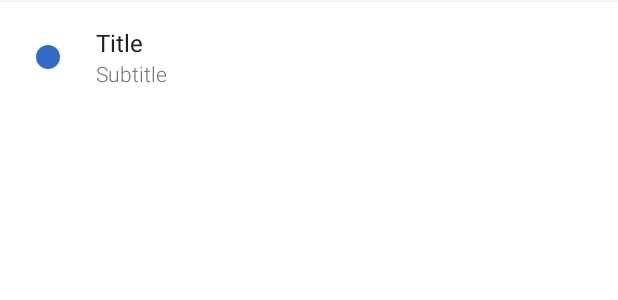
After one commit to tommasoberlose/focus-lite, an Android app: the layout mainlist_item.xml on its own in the app's theme, with its tools: preview values and no code run, on a phone screen of 412 x 824 dp. The commit adds this screen. Shown: the top 300 px of the screen. Run offline under Robolectric (Android 15) with nearby library versions, the phone set to English and light mode, and no system bars.

Commit message:
Cambiato colore icona hambuerger, iniziato a popolare l'adapter

```diff
--- a/FLite/app/src/main/res/layout/content_main_list.xml
+++ b/FLite/app/src/main/res/layout/content_main_list.xml
@@ -19,6 +19,7 @@
             android:layout_height="match_parent"
             android:layout_alignParentTop="true"
             android:layout_alignParentStart="true"
+            android:background="@color/background_material_light"
             app:layout_behavior="@string/appbar_scrolling_view_behavior"/>
     </android.support.v4.widget.SwipeRefreshLayout>
 </RelativeLayout>
--- /dev/null
+++ b/FLite/app/src/main/res/layout/mainlist_item.xml
@@ -0,0 +1,101 @@
+<?xml version="1.0" encoding="utf-8"?>
+<RelativeLayout xmlns:android="http://schemas.android.com/apk/res/android"
+    xmlns:app="http://schemas.android.com/apk/res-auto"
+    android:orientation="vertical"
+    android:layout_width="match_parent"
+    android:layout_height="match_parent"
+    android:background="@color/background_material_light">
+    <LinearLayout
+        android:layout_width="wrap_content"
+        android:layout_height="wrap_content"
+        android:layout_centerInParent="true">
+        <TextView
+            android:layout_width="wrap_content"
+            android:layout_height="wrap_content"
+            android:textAppearance="?android:attr/textAppearanceButton"
+            android:textColor="@color/all_text"
+            android:text="@string/action_delete"/>
+    </LinearLayout>
+
+    <LinearLayout
+        android:layout_width="match_parent"
+        android:layout_height="1dp"
+        android:id="@+id/top_divider"
+        android:orientation="horizontal" />
+
+    <android.support.v7.widget.CardView
+        android:layout_width="match_parent"
+        android:layout_height="match_parent"
+        android:background="@android:color/white"
+        app:cardBackgroundColor="@android:color/white"
+        android:foreground="?attr/selectableItemBackground"
+        android:id="@+id/card_reminder"
+        app:cardElevation="1dp"
+        app:cardCornerRadius="0dp"
+        android:layout_below="@+id/top_divider">
+        <LinearLayout
+            android:layout_width="match_parent"
+            android:layout_height="wrap_content"
+            android:gravity="center_vertical"
+            android:orientation="horizontal">
+            <LinearLayout
+                android:layout_width="16dp"
+                android:layout_height="16dp"
+                android:background="@drawable/circle_back_light"
+                android:layout_marginStart="24dp"
+                android:layout_marginTop="16dp"
+                android:layout_marginBottom="16dp"
+                android:layout_marginEnd="12dp" />
+
+            <LinearLayout
+                android:layout_width="match_parent"
+                android:layout_height="wrap_content"
+                android:orientation="vertical"
+                android:layout_marginTop="16dp"
+                android:layout_marginBottom="16dp"
+                android:layout_marginEnd="24dp"
+                android:layout_marginStart="12dp">
+                <LinearLayout
+                    android:layout_width="match_parent"
+                    android:layout_height="wrap_content"
+                    android:orientation="horizontal"
+                    android:gravity="center_vertical">
+                    <TextView
+                        android:layout_width="0dp"
+                        android:layout_height="wrap_content"
+                        android:layout_weight="0.8"
+                        android:text="Title"
+                        android:id="@+id/reminder_title"
+                        android:textAppearance="?android:attr/textAppearanceListItem"
+                        android:textColor="@color/primary_text"/>
+                </LinearLayout>
+                <TextView
+                    android:layout_width="match_parent"
+                    android:layout_height="wrap_content"
+                    android:text="Subtitle"
+                    android:fontFamily="sans-serif-light"
+                    android:id="@+id/reminder_subtitle"
+                    android:textAppearance="?android:attr/textAppearanceSmall"
+                    android:textColor="@color/secondary_text"/>
+                <android.support.v7.widget.CardView
+                    android:layout_width="match_parent"
+                    android:layout_height="wrap_content"
+                    android:background="@color/back_select"
+                    app:cardCornerRadius="3dp"
+                    app:cardElevation="0dp"
+                    android:layout_marginTop="16dp"
+                    android:layout_marginBottom="8dp"
+                    android:visibility="gone">
+                    <ImageView
+                        android:layout_width="32dp"
+                        android:layout_height="32dp"
+                        android:src="@drawable/ic_action_account_circle"
+                        android:tint="@android:color/black"
+                        android:alpha="0.5"
+                        android:layout_margin="8dp"/>
+                </android.support.v7.widget.CardView>
+            </LinearLayout>
+        </LinearLayout>
+    </android.support.v7.widget.CardView>
+
+</RelativeLayout>
--- a/FLite/app/src/main/res/values-v21/styles.xml
+++ b/FLite/app/src/main/res/values-v21/styles.xml
@@ -12,6 +12,12 @@
 
         <item name="windowActionModeOverlay">true</item>
         <item name="android:windowContentTransitions">true</item>
+        <item name="drawerArrowStyle">@style/DrawerArrowStyle</item>
+    </style>
+
+    <style name="DrawerArrowStyle" parent="@style/Widget.AppCompat.DrawerArrowToggle">
+        <item name="spinBars">true</item>
+        <item name="color">@color/black_350</item>
     </style>
 
 
--- a/FLite/app/src/main/res/values/color.xml
+++ b/FLite/app/src/main/res/values/color.xml
@@ -40,6 +40,9 @@
     <color name="back_card">#424242</color>
     <color name="background_dialog">#bb000000</color>
     <color name="black_500">#80000000</color>
+    <color name="black_400">#64000000</color>
+    <color name="black_350">#56000000</color>
+    <color name="black_300">#48000000</color>
     <color name="black_200">#32000000</color>
 
     <color name="background_dark_lighter">#3d404b</color>
--- a/FLite/app/src/main/res/values/styles.xml
+++ b/FLite/app/src/main/res/values/styles.xml
@@ -7,6 +7,12 @@
         <item name="colorSwitchThumbNormal">@color/primary_dark</item>
 
         <item name="windowActionModeOverlay">true</item>
+        <item name="drawerArrowStyle">@style/DrawerArrowStyle</item>
+    </style>
+
+    <style name="DrawerArrowStyle" parent="@style/Widget.AppCompat.DrawerArrowToggle">
+        <item name="spinBars">true</item>
+        <item name="color">@color/black_350</item>
     </style>
 
 
```
Also changed, not shown: FLite/app/src/main/java/com/nego/flite/Adapter/AdapterList.java (+66 -18 lines), FLite/app/src/main/java/com/nego/flite/MainList.java (+0 -12 lines).
